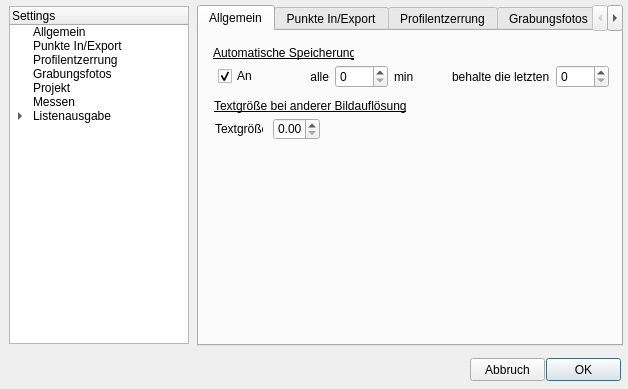
Above: toolbar/forms/dlgSettings.ui from Landesamt-fuer-Archaeologie-Sachsen/Tachy2GIS_arch before the change. Below: the same form after it.
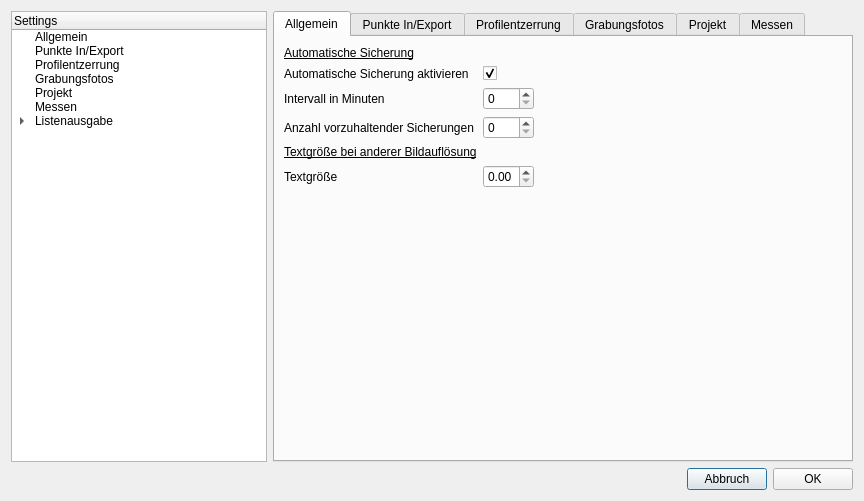
That is the form after the change.

Commit message: more layouts for Settings Dialog

Diff of the .ui file:
```diff
--- a/toolbar/forms/dlgSettings.ui
+++ b/toolbar/forms/dlgSettings.ui
@@ -9,8 +9,8 @@
    <rect>
     <x>0</x>
     <y>0</y>
-    <width>628</width>
-    <height>389</height>
+    <width>864</width>
+    <height>501</height>
    </rect>
   </property>
   <property name="windowTitle">
@@ -19,14 +19,16 @@
   <property name="modal">
    <bool>true</bool>
   </property>
+  <layout class="QVBoxLayout" name="verticalLayout_3">
+   <item>
+    <layout class="QHBoxLayout" name="horizontalLayout">
+     <item>
   <widget class="QTreeWidget" name="treeWidget">
-   <property name="geometry">
-    <rect>
-     <x>9</x>
-     <y>6</y>
-     <width>180</width>
-     <height>338</height>
-    </rect>
+       <property name="sizePolicy">
+        <sizepolicy hsizetype="Preferred" vsizetype="Expanding">
+         <horstretch>0</horstretch>
+         <verstretch>0</verstretch>
+        </sizepolicy>
    </property>
    <column>
     <property name="text">
@@ -84,17 +86,17 @@
     </item>
    </item>
   </widget>
+     </item>
+     <item>
   <widget class="QTabWidget" name="tabWidget">
    <property name="enabled">
     <bool>true</bool>
    </property>
-   <property name="geometry">
-    <rect>
-     <x>197</x>
-     <y>5</y>
-     <width>426</width>
-     <height>341</height>
-    </rect>
+       <property name="sizePolicy">
+        <sizepolicy hsizetype="MinimumExpanding" vsizetype="Expanding">
+         <horstretch>0</horstretch>
+         <verstretch>0</verstretch>
+        </sizepolicy>
    </property>
    <property name="currentIndex">
     <number>0</number>
@@ -106,45 +108,106 @@
     <attribute name="title">
      <string>Allgemein</string>
     </attribute>
-    <widget class="QLabel" name="label">
-     <property name="geometry">
-      <rect>
-       <x>14</x>
-       <y>14</y>
-       <width>141</width>
-       <height>16</height>
-      </rect>
-     </property>
-     <property name="font">
-      <font>
-       <underline>true</underline>
-      </font>
-     </property>
-     <property name="text">
-      <string>Automatische Speicherung</string>
-     </property>
-    </widget>
-    <widget class="QWidget" name="layoutWidget">
-     <property name="geometry">
-      <rect>
-       <x>16</x>
-       <y>87</y>
-       <width>105</width>
-       <height>22</height>
-      </rect>
-     </property>
-     <layout class="QHBoxLayout" name="horizontalLayout">
-      <property name="spacing">
-       <number>10</number>
-      </property>
+        <layout class="QVBoxLayout" name="verticalLayout_4">
       <item>
+          <layout class="QHBoxLayout" name="horizontalLayout_3">
+           <item>
+            <layout class="QFormLayout" name="formLayout">
+             <item row="0" column="0">
        <widget class="QLabel" name="label_6">
+               <property name="font">
+                <font>
+                 <underline>true</underline>
+                </font>
+               </property>
+               <property name="text">
+                <string>Automatische Sicherung</string>
+               </property>
+              </widget>
+             </item>
+             <item row="1" column="0">
+              <widget class="QLabel" name="label">
+               <property name="font">
+                <font>
+                 <underline>false</underline>
+                </font>
+               </property>
+               <property name="text">
+                <string>Automatische Sicherung aktivieren</string>
+               </property>
+              </widget>
+             </item>
+             <item row="1" column="1">
+              <widget class="QCheckBox" name="chbautoSave">
+               <property name="text">
+                <string/>
+               </property>
+               <property name="checked">
+                <bool>true</bool>
+               </property>
+              </widget>
+             </item>
+             <item row="2" column="0">
+              <widget class="QLabel" name="label_2">
+               <property name="font">
+                <font>
+                 <underline>false</underline>
+                </font>
+               </property>
+               <property name="text">
+                <string>Intervall in Minuten</string>
+               </property>
+              </widget>
+             </item>
+             <item row="2" column="1">
+              <widget class="QSpinBox" name="spb_autoSaveTime">
+               <property name="text" stdset="0">
+                <string>0</string>
+               </property>
+              </widget>
+             </item>
+             <item row="3" column="0">
+              <widget class="QLabel" name="label_7">
+               <property name="font">
+                <font>
+                 <underline>false</underline>
+                </font>
+               </property>
+               <property name="toolTip">
+                <string>Anzahl letzter Sicherungen die behalten wird</string>
+               </property>
+               <property name="text">
+                <string>Anzahl vorzuhaltender Sicherungen</string>
+               </property>
+              </widget>
+             </item>
+             <item row="3" column="1">
+              <widget class="QSpinBox" name="spb_keep_last_n_backups">
+               <property name="text" stdset="0">
+                <string>0</string>
+               </property>
+              </widget>
+             </item>
+             <item row="4" column="0">
+              <widget class="QLabel" name="label_8">
+               <property name="font">
+                <font>
+                 <underline>true</underline>
+                </font>
+               </property>
+               <property name="text">
+                <string>Textgröße bei anderer Bildauflösung</string>
+               </property>
+              </widget>
+             </item>
+             <item row="5" column="0">
+              <widget class="QLabel" name="label_9">
         <property name="text">
          <string>Textgröße</string>
         </property>
        </widget>
       </item>
-      <item>
+             <item row="5" column="1">
        <widget class="QDoubleSpinBox" name="spbTextGr">
         <property name="maximum">
          <double>1.000000000000000</double>
@@ -155,85 +218,36 @@
        </widget>
       </item>
      </layout>
-    </widget>
-    <widget class="QLabel" name="label_2">
-     <property name="geometry">
-      <rect>
-       <x>15</x>
-       <y>67</y>
-       <width>270</width>
-       <height>16</height>
-      </rect>
-     </property>
-     <property name="font">
-      <font>
-       <underline>true</underline>
-      </font>
-     </property>
-     <property name="text">
-      <string>Textgröße bei anderer Bildauflösung</string>
-     </property>
-    </widget>
-    <widget class="QWidget" name="horizontalLayoutWidget">
-     <property name="geometry">
-      <rect>
-       <x>19</x>
-       <y>30</y>
-       <width>391</width>
-       <height>31</height>
-      </rect>
-     </property>
-     <layout class="QHBoxLayout" name="horizontalLayout_2">
-      <item>
-       <widget class="QCheckBox" name="chbautoSave">
-        <property name="text">
-         <string>An</string>
-        </property>
-        <property name="checked">
-         <bool>true</bool>
-        </property>
-       </widget>
       </item>
       <item>
-       <widget class="QLabel" name="label_24">
-        <property name="text">
-         <string>alle</string>
-        </property>
-        <property name="alignment">
-         <set>Qt::AlignRight|Qt::AlignTrailing|Qt::AlignVCenter</set>
-        </property>
-       </widget>
-      </item>
-      <item>
-       <widget class="QSpinBox" name="spb_autoSaveTime">
-        <property name="text" stdset="0">
-         <string>0</string>
-        </property>
-       </widget>
+            <spacer name="horizontalSpacer_2">
+             <property name="orientation">
+              <enum>Qt::Horizontal</enum>
+             </property>
+             <property name="sizeHint" stdset="0">
+              <size>
+               <width>40</width>
+               <height>20</height>
+              </size>
+             </property>
+            </spacer>
+           </item>
+          </layout>
       </item>
       <item>
-       <widget class="QLabel" name="label_9">
-        <property name="text">
-         <string>min</string>
-        </property>
-       </widget>
-      </item>
-      <item>
-       <widget class="QLabel" name="label_25">
-        <property name="text">
-         <string>behalte die letzten</string>
-        </property>
-       </widget>
-      </item>
-      <item>
-       <widget class="QSpinBox" name="spb_keep_last_n_backups">
-        <property name="text" stdset="0">
-         <string>0</string>
-        </property>
-       </widget>
-      </item>
-     </layout>
-    </widget>
+          <spacer name="verticalSpacer">
+           <property name="orientation">
+            <enum>Qt::Vertical</enum>
+           </property>
+           <property name="sizeHint" stdset="0">
+            <size>
+             <width>20</width>
+             <height>188</height>
+            </size>
+           </property>
+          </spacer>
+         </item>
+        </layout>
    </widget>
    <widget class="QWidget" name="tab_5">
     <attribute name="title">
@@ -695,8 +709,8 @@
       <rect>
        <x>16</x>
        <y>16</y>
-       <width>88</width>
-       <height>249</height>
+           <width>104</width>
+           <height>292</height>
       </rect>
      </property>
      <layout class="QVBoxLayout" name="verticalLayout">
@@ -817,32 +831,41 @@
     </widget>
    </widget>
   </widget>
-  <widget class="QPushButton" name="butOK">
-   <property name="geometry">
-    <rect>
-     <x>546</x>
-     <y>358</y>
-     <width>75</width>
-     <height>23</height>
-    </rect>
-   </property>
-   <property name="text">
-    <string>OK</string>
-   </property>
-  </widget>
+     </item>
+    </layout>
+   </item>
+   <item>
+    <layout class="QHBoxLayout" name="horizontalLayout_2">
+     <item>
+      <spacer name="horizontalSpacer">
+       <property name="orientation">
+        <enum>Qt::Horizontal</enum>
+       </property>
+       <property name="sizeHint" stdset="0">
+        <size>
+         <width>40</width>
+         <height>20</height>
+        </size>
+       </property>
+      </spacer>
+     </item>
+     <item>
   <widget class="QPushButton" name="butAbruch">
-   <property name="geometry">
-    <rect>
-     <x>470</x>
-     <y>358</y>
-     <width>75</width>
-     <height>23</height>
-    </rect>
-   </property>
    <property name="text">
     <string>Abbruch</string>
    </property>
   </widget>
+     </item>
+     <item>
+      <widget class="QPushButton" name="butOK">
+       <property name="text">
+        <string>OK</string>
+       </property>
+      </widget>
+     </item>
+    </layout>
+   </item>
+  </layout>
  </widget>
  <resources/>
  <connections/>
```
Left out of the diff: 10 changed lines with no effect on the pictures. Lines whose indentation alone changed are shown as unchanged.
